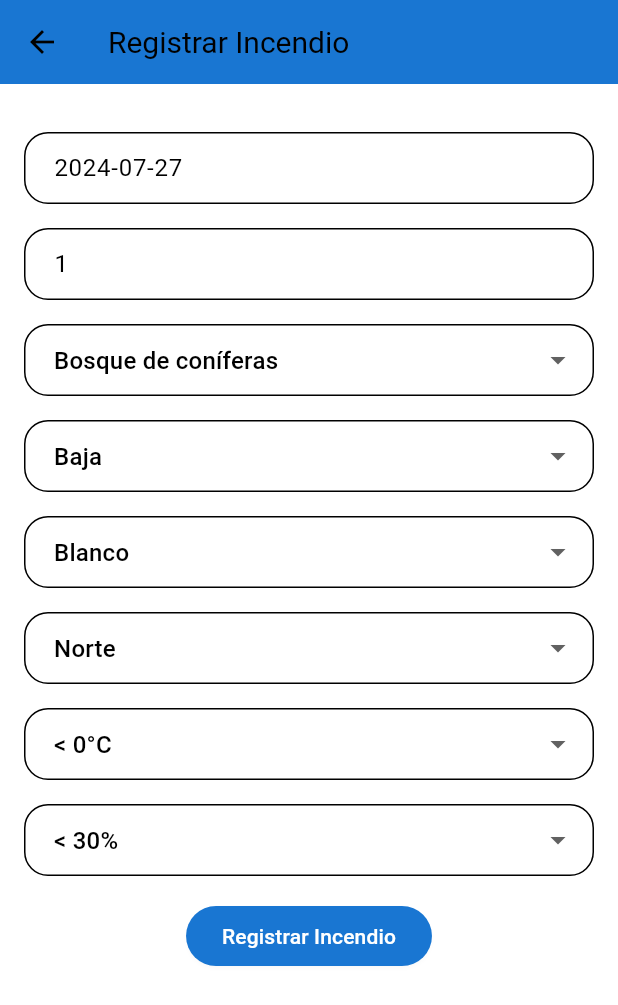
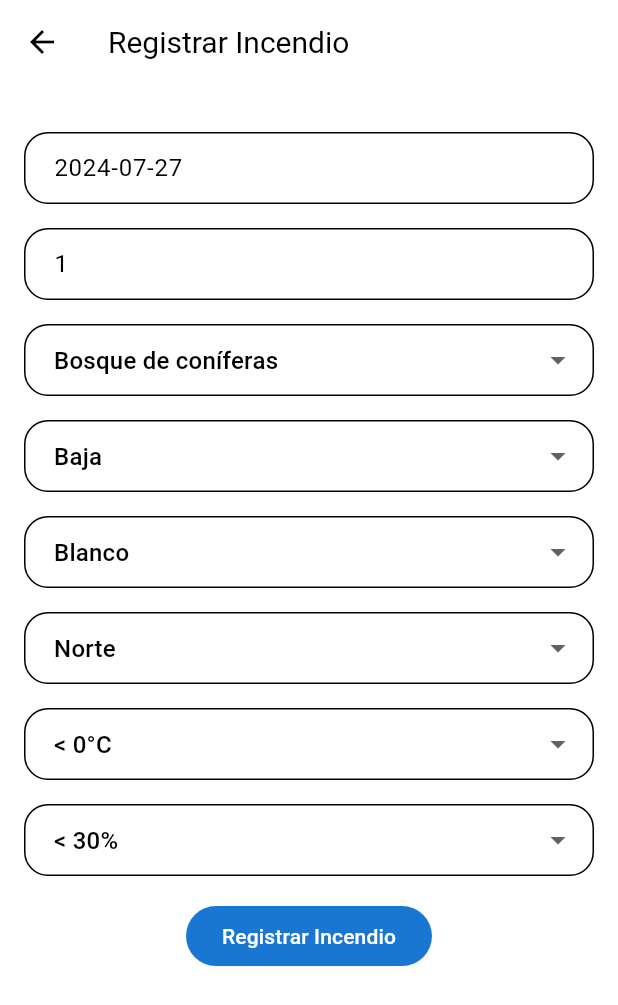
Before and after one commit to MarioB19/tepepixqui_movil, a Flutter app: the IncendioForm screen opened directly, on a phone screen of 412 x 824 dp. Shown: the top 1005 px of the screen. Run offline on Flutter 3.47's test engine with Material 3 defaults, Android fonts, the phone set to English and light mode, and no system bars; our stand-ins replace cloud_firestore, curved_navigation_bar, file_picker, firebase_auth, firebase_core, firebase_storage and 3 more; accounts and stored records are empty.

Commit message:
fix: :art: correcion de colores en app bar (modo oscuro y modo claro)

```diff
--- a/lib/theme/theme_data.dart
+++ b/lib/theme/theme_data.dart
@@ -75,8 +75,9 @@ final ThemeData lightTheme = ThemeData(
   hintColor: Colors.black,
   scaffoldBackgroundColor: lightColorScheme.background,
   appBarTheme: AppBarTheme(
-    backgroundColor: lightColorScheme.primary,
-    foregroundColor: lightColorScheme.onPrimary,
+       backgroundColor: Colors.white,
+    foregroundColor: Colors.white,
+
     elevation: 0,
         iconTheme: IconThemeData(color: Colors.black),
     titleTextStyle: TextStyle(color: Colors.black, fontSize: 20),
@@ -180,8 +181,8 @@ final ThemeData darkTheme = ThemeData(
   hintColor: Colors.white,
   scaffoldBackgroundColor: darkColorScheme.background,
   appBarTheme: AppBarTheme(
-    backgroundColor: darkColorScheme.primary,
-    foregroundColor: darkColorScheme.onPrimary,
+    backgroundColor: Colors.black,
+    foregroundColor: Colors.black,
     elevation: 0,
     iconTheme: IconThemeData(color: Colors.white),
     titleTextStyle: TextStyle(color: Colors.white, fontSize: 20),
```
